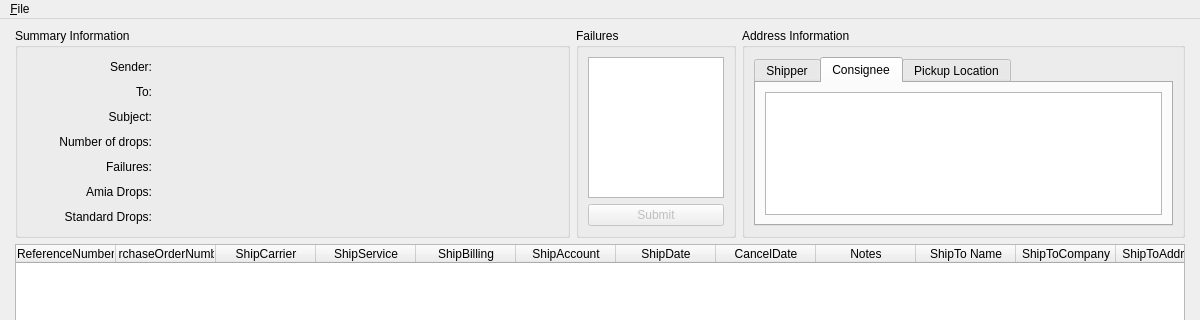
First picture: the form in ui/mainwindow.ui, repository newunit13/SSCO-Baxter-Drop-Label-Automation, before the edit; both pictures show x 0 to 1200 and y 0 to 320 of the 1200 by 800 pixel window.
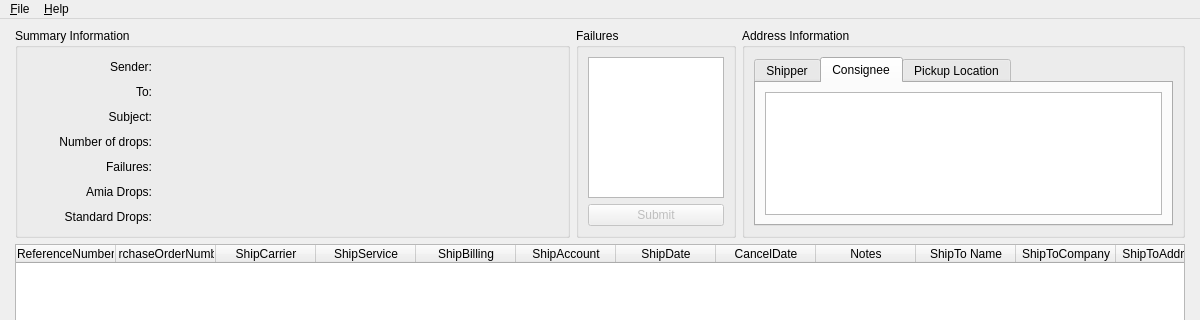
Second picture: the form after the edit.

Commit message: added about dialog

```diff
--- a/ui/mainwindow.ui
+++ b/ui/mainwindow.ui
@@ -533,13 +533,20 @@
      <height>21</height>
     </rect>
    </property>
-   <widget class="QMenu" name="menuFIle">
+   <widget class="QMenu" name="menuFile">
     <property name="title">
      <string>&amp;File</string>
     </property>
     <addaction name="actionExit"/>
    </widget>
-   <addaction name="menuFIle"/>
+   <widget class="QMenu" name="menuHelp">
+    <property name="title">
+     <string>&amp;Help</string>
+    </property>
+    <addaction name="actionAbout"/>
+   </widget>
+   <addaction name="menuFile"/>
+   <addaction name="menuHelp"/>
   </widget>
   <action name="actionExit">
    <property name="text">
```
Left out of the diff: 7 changed lines with no effect on the pictures. The commit also changes 3 other files.
